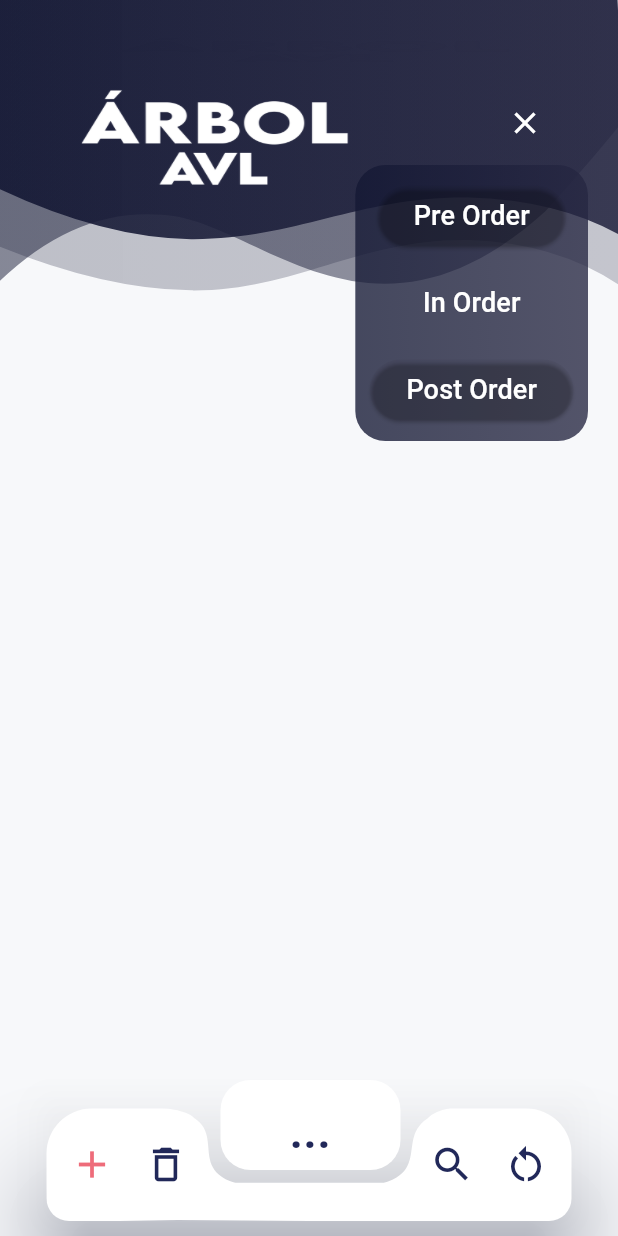
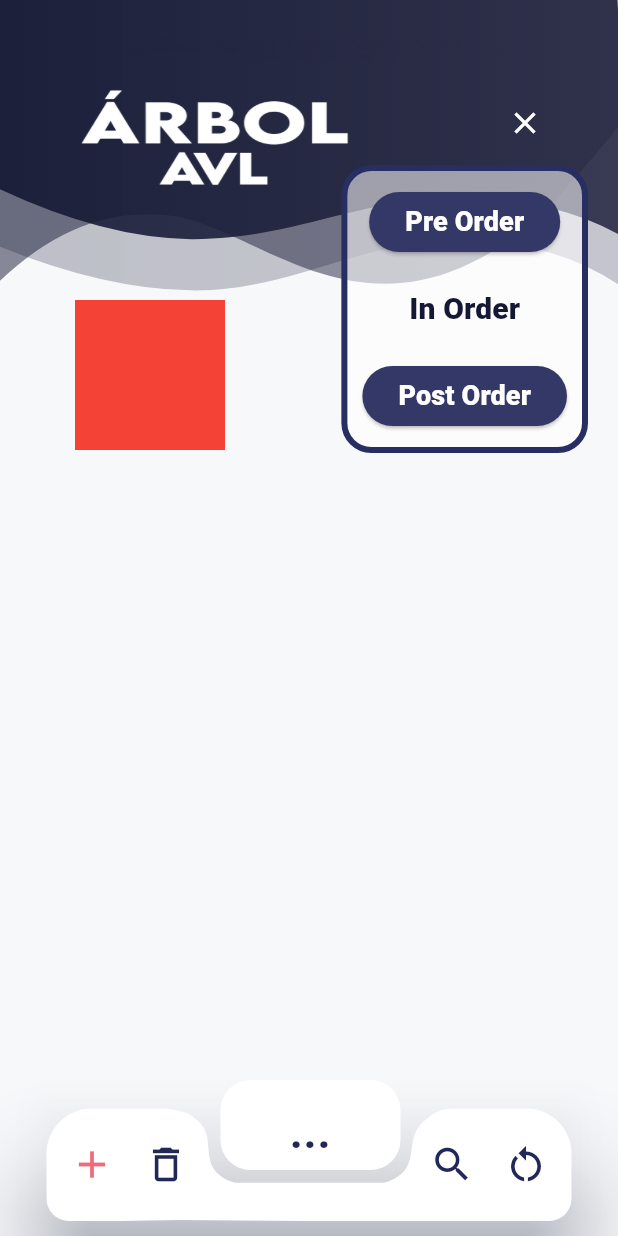
Before and after one commit to Ruui-int/avl, a Flutter app: the screen it shows after launch, after a tap on the "more vert" icon, after a tap on "Pre Order", on a phone screen of 412 x 824 dp. Run offline on Flutter 3.47's test engine with Material 3 defaults, Android fonts, the light colour scheme and no system bars.

Commit message:
Se empezó a trabajar en la logica del pintado de arbol (preorder,etc)

```diff
--- a/lib/UI/boton_desplegable.dart
+++ b/lib/UI/boton_desplegable.dart
@@ -9,11 +9,77 @@ class BotonDesplegable extends StatefulWidget {
 
 class _BotonDesplegableState extends State<BotonDesplegable> {
   bool masBotones = false;
+  bool preOrder = false;
+  bool inOrder = false;
+  bool postOrder = false;
+
+  void _resetFlags() {
+    preOrder = false;
+    inOrder = false;
+    postOrder = false;
+  }
+
+  void _alterna(String button) {
+    setState(() {
+      if (button == 'preOrder') {
+        if (preOrder) {
+          preOrder = false;
+        } else {
+          _resetFlags();
+          preOrder = true;
+        }
+      } else if (button == 'inOrder') {
+        if (inOrder) {
+          inOrder = false;
+        } else {
+          _resetFlags();
+          inOrder = true;
+        }
+      } else if (button == 'postOrder') {
+        if (postOrder) {
+          postOrder = false;
+        } else {
+          _resetFlags();
+          postOrder = true;
+        }
+      }
+    });
+  }
 
   @override
   Widget build(BuildContext context) {
-    return Stack( // Cambiado de Column a Stack
+    return Stack(
       children: [
+        if (preOrder)
+          Positioned(
+            top: 200,
+            left: 50,
+            child: Container(
+              width: 100,
+              height: 100,
+              color: Colors.red,
+            ),
+          ),
+        if (inOrder)
+          Positioned(
+            top: 200,
+            left: 50,
+            child: Container(
+              width: 100,
+              height: 100,
+              color: Colors.green,
+            ),
+          ),
+        if (postOrder)
+          Positioned(
+            top: 200,
+            left: 50,
+            child: Container(
+              width: 100,
+              height: 100,
+              color: Colors.blue,
+            ),
+          ),
         Positioned(
           top: 60,
           right: 40,
@@ -41,29 +107,31 @@ class _BotonDesplegableState extends State<BotonDesplegable> {
             right: 20,
             child: Container(
               padding: const EdgeInsets.all(10),
-              decoration: const BoxDecoration(
-                gradient: LinearGradient(
-                  colors: [
-                    Color.fromARGB(200, 20, 24, 52),
-                    Color.fromARGB(200, 38, 39, 66)
-                  ],
+              decoration: BoxDecoration(
+                color: const Color.fromARGB(141, 255, 255, 255),
+                borderRadius: const BorderRadius.all(Radius.circular(20.0)),
+                border: Border.all(
+                  color: const Color.fromARGB(255, 39, 46, 97), // Color del borde
+                  width: 4.0, // Ancho del borde
                 ),
-                borderRadius: BorderRadius.all(Radius.circular(20.0)),
               ),
               child: Column(
                 crossAxisAlignment: CrossAxisAlignment.center,
                 children: [
                   ElevatedButton(
                     style: ButtonStyle(
-                      backgroundColor: MaterialStateProperty.all(Colors.transparent),
+                      backgroundColor: MaterialStateProperty.all(
+                        const Color.fromARGB(255, 52, 56, 102),
+                      ),
                     ),
                     onPressed: () {
-                      // Acción del primer botón
+                      _alterna('preOrder');
                     },
                     child: const Text(
                       'Pre Order',
                       style: TextStyle(
                         fontSize: 18,
+                        fontWeight: FontWeight.w900,
                         color: Color.fromARGB(255, 255, 255, 255),
                       ),
                     ),
@@ -71,28 +139,40 @@ class _BotonDesplegableState extends State<BotonDesplegable> {
                   const SizedBox(height: 10),
                   ElevatedButton(
                     style: ButtonStyle(
-                      backgroundColor: MaterialStateProperty.all(Colors.transparent),
+                      backgroundColor: MaterialStateProperty.all(
+                        const Color.fromARGB(0, 0, 0, 0),
+                      ),
                       elevation: MaterialStateProperty.all(0),
                     ),
                     onPressed: () {
-                      // Acción del segundo botón
+                      _alterna('inOrder');
                     },
                     child: const Text(
                       'In Order',
-                      style: TextStyle(fontSize: 18, color: Colors.white),
+                      style: TextStyle(
+                        fontSize: 20,
+                        color: Color.fromARGB(255, 20, 24, 52),
+                        fontWeight: FontWeight.w900,
+                      ),
                     ),
                   ),
                   const SizedBox(height: 10),
                   ElevatedButton(
                     style: ButtonStyle(
-                      backgroundColor: MaterialStateProperty.all(Colors.transparent),
+                      backgroundColor: MaterialStateProperty.all(
+                        const Color.fromARGB(255, 52, 56, 102),
+                      ),
                     ),
                     onPressed: () {
-                      // Acción del tercer botón
+                      _alterna('postOrder');
                     },
                     child: const Text(
                       'Post Order',
-                      style: TextStyle(fontSize: 18, color: Colors.white),
+                      style: TextStyle(
+                        fontSize: 18,
+                        color: Colors.white,
+                        fontWeight: FontWeight.w900,
+                      ),
                     ),
                   ),
                 ],
--- a/lib/main/main.dart
+++ b/lib/main/main.dart
@@ -74,11 +74,7 @@ class MainState extends State<Main> {
             ],
           ),
 
-          BotonDesplegable(),
-
-
-
-
+          const BotonDesplegable(),
 
         ],
 
```
